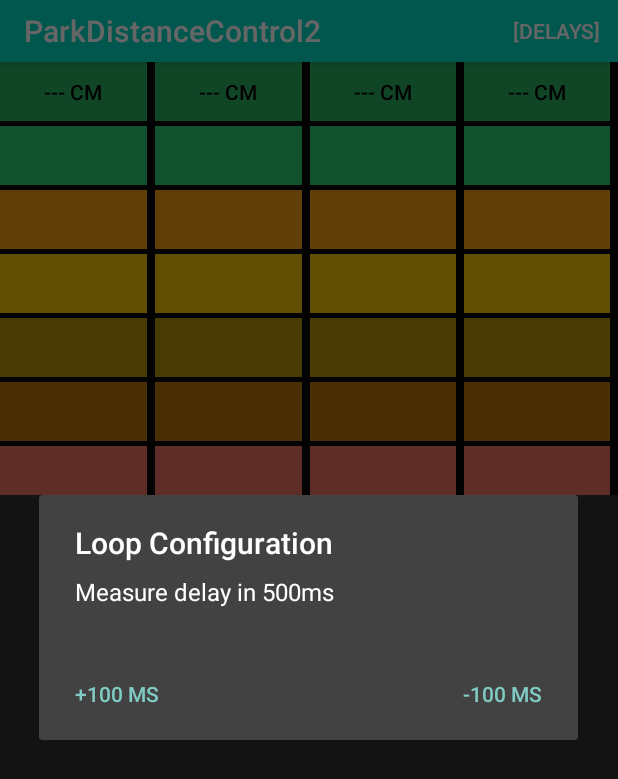
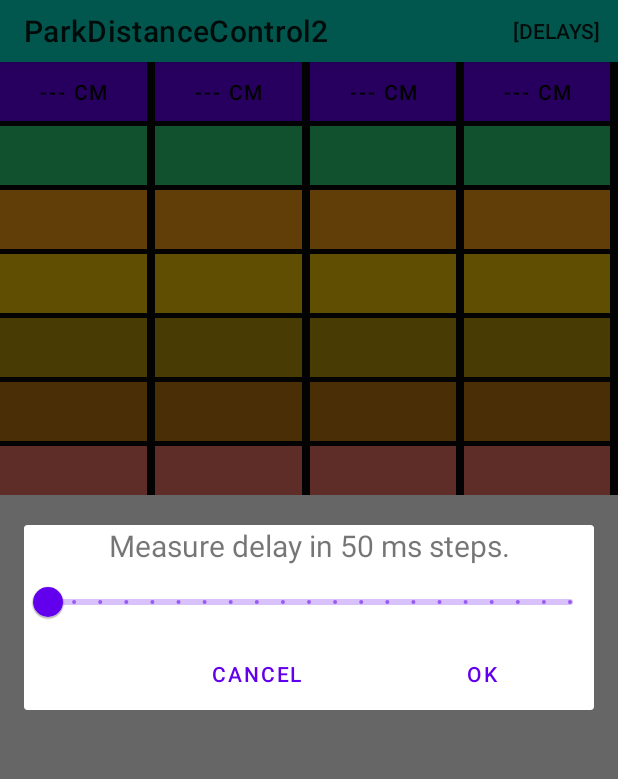
Before and after one commit to iszilagyigit/ParkDistanceControl, an Android app: the screen it shows after launch (MainActivity), after a tap on an icon or button, on a phone screen of 412 x 824 dp. Shown: the top 779 px of the screen. Run offline under Robolectric (Android 15) with nearby library versions, the phone set to English and light mode, and no system bars; 2 statements that could not run were skipped.

Commit message:
dialog fix

```diff
--- a/app/src/main/AndroidManifest.xml
+++ b/app/src/main/AndroidManifest.xml
@@ -9,7 +9,7 @@
         android:label="@string/app_name"
         android:roundIcon="@mipmap/ic_launcher_round"
         android:supportsRtl="true"
-        android:theme="@style/Theme.AppCompat.NoActionBar">
+        android:theme="@style/Theme.MaterialComponents.DayNight.NoActionBar">
         <activity android:name=".MainActivity">
             <intent-filter>
                 <action android:name="android.intent.action.MAIN" />
--- a/app/src/main/java/com/pdc/main/parkdistancecontrol2/MainActivity.java
+++ b/app/src/main/java/com/pdc/main/parkdistancecontrol2/MainActivity.java
@@ -21,13 +21,13 @@ import com.google.android.material.slider.Slider;
 public class MainActivity extends AppCompatActivity {
 
     // try it an delete it
-    private final boolean alternative = false;
+    private final boolean alternative = true;
 
     @Override
     protected void onCreate(Bundle savedInstanceState) {
         super.onCreate(savedInstanceState);
         setContentView(R.layout.activity_main);
-        Toolbar myToolbar = (Toolbar) findViewById(R.id.my_toolbar);
+        Toolbar myToolbar = findViewById(R.id.my_toolbar);
         setSupportActionBar(myToolbar);
         //getSupportActionBar().hide();
     }
@@ -46,14 +46,16 @@ public class MainActivity extends AppCompatActivity {
                 Log.i("menu", "Settings selected!!!");
 
                 if(alternative) {
-                    Dialog dialog = new Dialog(getApplicationContext());
+                    Dialog dialog = new Dialog(this);
                     dialog.setTitle(R.string.time_slider_dialog_title);
                     dialog.setContentView(R.layout.time_slider_dialog);
+                    final Slider slider = dialog.findViewById(R.id.time_slider_slider);
+                    slider.setValue(ParkSensorBackgroundService.LOOP_DELAY_IN_MS);
 
                     final Button ok = dialog.findViewById(R.id.time_slider_ok);
                     ok.setOnClickListener(view -> {
-                        final Slider slider = view.findViewById(R.id.time_slider_slider);
-                        final float sliderValue = slider.getValue();
+                        final Slider slide = view.findViewById(R.id.time_slider_slider);
+                        final float sliderValue = slide.getValue();
                         //do something with value
                         ParkSensorBackgroundService.LOOP_DELAY_IN_MS = (int) sliderValue;
                     });
--- a/app/src/main/res/layout/time_slider_dialog.xml
+++ b/app/src/main/res/layout/time_slider_dialog.xml
@@ -14,8 +14,8 @@
     android:layout_width="match_parent"
     android:layout_height="100dp"
     android:stepSize="50.0"
-    android:valueFrom="100.0"
-    android:valueTo="1500.0" />
+    android:valueFrom="500.0"
+    android:valueTo="1500.0"/>
   <LinearLayout
     android:layout_width="match_parent"
     android:layout_height="wrap_content"
```
Also changed, not shown: 1 other file.
